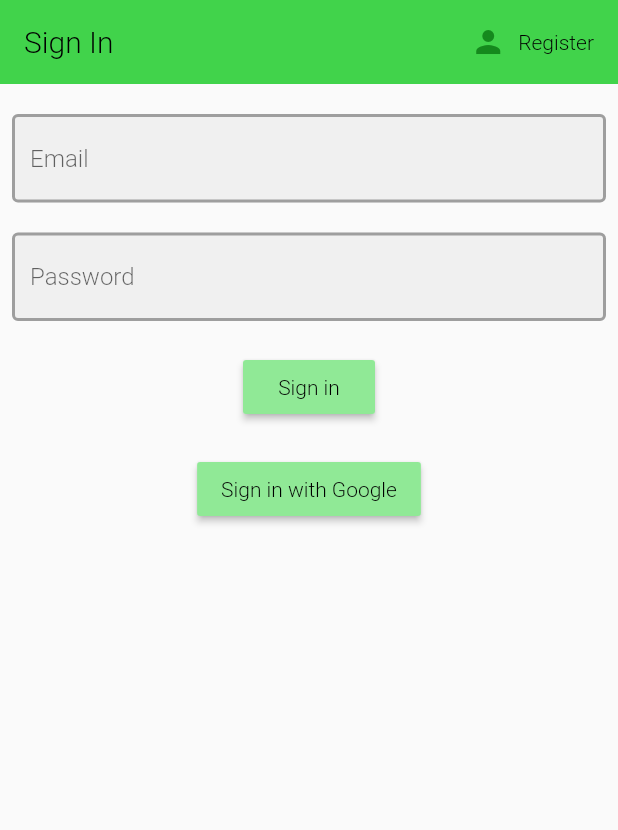
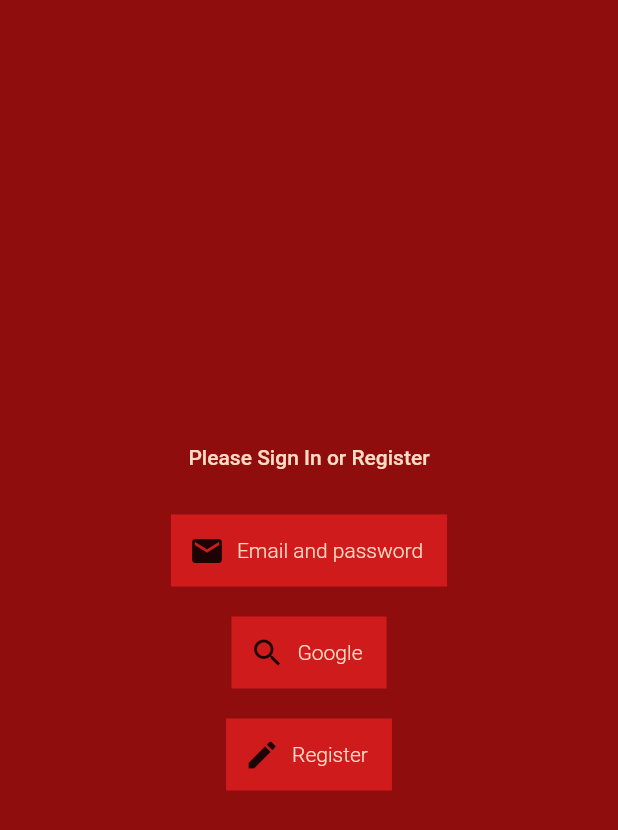
Before and after one commit to Chokolite/test_flutter_app_with_firebase, a Flutter app: the screen it shows after launch, on a phone screen of 412 x 824 dp. Shown: the top 830 px of the screen. Run offline on Flutter 3.47's test engine with Material 2 defaults, Android fonts, the phone set to English and light mode, and no system bars; our stand-ins replace cloud_firestore, firebase_auth, firebase_core, firebase_storage, google_sign_in, image_picker; accounts and stored records are empty.

Commit message:
changed signIn screen and app color palette

```diff
--- a/lib/screens/authenticate/Authenticate.dart
+++ b/lib/screens/authenticate/Authenticate.dart
@@ -1,5 +1,6 @@
 import 'package:flutter/material.dart';
 import 'package:my_flutter_app_with_firebase/screens/authenticate/Register.dart';
+import 'package:my_flutter_app_with_firebase/screens/authenticate/Email.dart';
 import 'package:my_flutter_app_with_firebase/screens/authenticate/SignIn.dart';
 
 class Authenticate extends StatefulWidget {
@@ -18,7 +19,7 @@ class _AuthenticateState extends State<Authenticate> {
   Widget build(BuildContext context) {
 
     if(signIn == true){
-      return SignIn(switchView: switchView);
+      return SignIn();
     }else {
       return Register(switchView: switchView);
     }
--- a/lib/screens/authenticate/SignIn.dart
+++ b/lib/screens/authenticate/SignIn.dart
@@ -1,88 +1,50 @@
 import 'package:flutter/material.dart';
-import 'package:flutter/services.dart';
-import 'package:my_flutter_app_with_firebase/services/AuthService.dart';
+import 'package:my_flutter_app_with_firebase/screens/authenticate/Register.dart';
 import 'package:my_flutter_app_with_firebase/shared/Constants.dart';
+import 'package:my_flutter_app_with_firebase/screens/authenticate/SignIn_Provider.dart';
+import 'package:my_flutter_app_with_firebase/screens/authenticate/Email.dart';
 
-class SignIn extends StatefulWidget {
-  final Function switchView;
-
-  SignIn({this.switchView});
-
-  @override
-  _SignInState createState() => _SignInState();
-}
-
-class _SignInState extends State<SignIn> {
-  final AuthService _auth = AuthService();
-  final GlobalKey _formKey = GlobalKey<FormState>();
-
-  String email = " ";
-  String password = " ";
-  String _error = " ";
-
+class SignIn extends StatelessWidget {
   @override
   Widget build(BuildContext context) {
+    SignInProvider _auth = SignInProvider();
     return Scaffold(
-      appBar: AppBar(
-        title: Text("Sign In", style: textColor,),
-        elevation: 0.0,
-        actions: [
-          FlatButton.icon(
-            onPressed: () {
-              widget.switchView();
-            },
-            icon: Icon(Icons.person, color: iconColor,),
-            label: Text("Register", style: textColor,),
-          ),
-        ],
-      ),
       body: Container(
-        padding: EdgeInsets.symmetric(vertical: 20.0, horizontal: 8.0),
-        child: Form(
-          key: _formKey,
+        color: bodyBackgroundColor,
+        child: Center(
           child: Column(
+            mainAxisAlignment: MainAxisAlignment.center,
             children: [
-              TextFormField(
-                style: TextStyle(fontWeight: FontWeight.w300),
-                decoration: textInputDecoration.copyWith(hintText: "Email",),
-                onChanged: (val) => email = val,
+              Text("Please Sign In or Register", style: textColor.copyWith(fontWeight: FontWeight.w500),),
+              SizedBox(height: 30,),
+              Container(
+                  color: buttonColor,
+                  child:
+                  FlatButton.icon(
+                      onPressed: () {
+                        Navigator.push(context, MaterialPageRoute(builder: (context) => Email()));},
+                      icon: Icon(Icons.email),
+                      label: Text("Email and password", style: textColor,))),
+              SizedBox(
+                height: 20,
               ),
-              SizedBox(height: 20.0),
-              TextFormField(
-                style: TextStyle(fontWeight: FontWeight.w300),
-                obscureText: true,
-                decoration: textInputDecoration.copyWith(hintText: "Password"),
-                onChanged: (val) => password = val,
+              Container(
+                  color: buttonColor,
+                  child: FlatButton.icon(
+                      onPressed: (){_auth.authWithGoogle();},
+                      icon: Icon(Icons.search),
+                      label: Text("Google", style: textColor,))),
+              SizedBox(
+                height: 20,
               ),
-              SizedBox(height: 20.0),
-              RaisedButton(
-                child: Text("Sign in", style: textColor,),
-                onPressed: () async {
-                  dynamic result =
-                      await _auth.signInWithEmailAndPassword(email, password);
-                  if (result == null) {
-                    setState(() {
-                      _error = "Wrong password or email";
-                    });
-                  }
-                },
+              Container(
                 color: buttonColor,
-              ),
-              SizedBox(height: 20.0),
-              RaisedButton(
-                child: Text("Sign in with Google", style: textColor,),
-                onPressed: () {
-                  _auth.signInWithGoogle();
-                },
-                color: buttonColor,
-              ),
-              Text(
-                _error,
-                style: TextStyle(
-                  color: Colors.red,
-                  fontSize: 14.0,
-                ),
-              ),
+                  child: FlatButton.icon(
+                      onPressed: () {
+                        Navigator.push(context, MaterialPageRoute(builder: (context) => Register()));
+                      },
+                      icon: Icon(Icons.create),
+                      label: Text("Register", style: textColor,))),
             ],
           ),
         ),
--- /dev/null
+++ b/lib/screens/authenticate/SignIn_Provider.dart
@@ -0,0 +1,9 @@
+import 'package:my_flutter_app_with_firebase/services/AuthService.dart';
+
+class SignInProvider{
+  AuthService auth = AuthService();
+
+  authWithGoogle(){
+    return auth.signInWithGoogle();
+  }
+}
--- a/lib/screens/messenger/chat/Chat.dart
+++ b/lib/screens/messenger/chat/Chat.dart
@@ -32,7 +32,7 @@ class _ChatState extends State<Chat> {
         value: DatabaseMessengerService(chatId: _chatId).messages,
         child: Scaffold(
           appBar: AppBar(
-            title: Text("${widget.user.name}"),
+            title: Text("${widget.user.name}", style: textColor,),
             centerTitle: true,
           ),
           body: Container(
--- a/lib/screens/shop/MyList.dart
+++ b/lib/screens/shop/MyList.dart
@@ -57,10 +57,7 @@ class _MyListState extends State<MyList> {
                             ProductDetails(item: _items[index],)));
                   },
                   child: Container(
-                    child: Card(
-                      elevation: 0,
-                      child: Image.network(_items[index].imageLink),
-                    ),
+                    child: Image.network(_items[index].imageLink),
                   ),
                 );
               }),
--- a/lib/screens/shop/Shop.dart
+++ b/lib/screens/shop/Shop.dart
@@ -73,6 +73,7 @@ class _ShopState extends State<Shop> {
         backgroundColor: appBarColor,
       ),
       body:Container(
+        color: bodyBackgroundColor,
         child: MyList(
           isGridMode: isGridMode,
         ),
--- a/lib/services/DatabaseShopService.dart
+++ b/lib/services/DatabaseShopService.dart
@@ -10,7 +10,7 @@ class DatabaseShopService {
 
   final CollectionReference _shop =
       FirebaseFirestore.instance.collection("shop");
-  final FirebaseStorage fs = FirebaseStorage.instance;
+  final FirebaseStorage _fs = FirebaseStorage.instance;
 
   Future<List<Item>>get items async {
     return await _shop.get().then((snapshot) => snapshot.docs.map((e) => Item.fromFirebase(e)).toList());
@@ -18,8 +18,8 @@ class DatabaseShopService {
 
   _uploadImage(File image, String name) async{
     String imageLink;
-    FirebaseStorage fs = FirebaseStorage.instance;
-    StorageReference sr = fs.ref();
+    FirebaseStorage _fs = FirebaseStorage.instance;
+    StorageReference sr = _fs.ref();
     StorageReference itemImage = sr.child("itemImage").child(name);
 
     await itemImage.putFile(image).onComplete.then((storageTask) async{
--- a/lib/shared/Constants.dart
+++ b/lib/shared/Constants.dart
@@ -8,9 +8,11 @@ import 'package:flutter/material.dart';
    focusedBorder: OutlineInputBorder(
      borderSide: BorderSide(color: Colors.blueGrey, width: 2.0)
    ),
+   hintStyle: textColor,
  );
 
- const textColor =  TextStyle(color: Color.fromRGBO(0, 0, 0, 1.0), fontWeight: FontWeight.w300,);
- const buttonColor = Color.fromRGBO(144, 233, 150, 1.0);
- const appBarColor = Color.fromRGBO(65, 211, 75, 1.0);
- const iconColor = Color.fromRGBO(21, 137, 29, 1.0);
+ const textColor =  TextStyle(color: Color(0xFFffdbc5), fontWeight: FontWeight.w300,);
+ const buttonColor = Color(0xFFcf1b1b);//Color.fromRGBO(144, 233, 150, 1.0);
+ const appBarColor = Color(0xFFcf1b1b);//Color.fromRGBO(65, 211, 75, 1.0);
+ const iconColor = Color(0xFF423144);//Color.fromRGBO(21, 137, 29, 1.0);
+ const bodyBackgroundColor = Color(0xFF900d0d);//Color.fromRGBO(255, 219, 197, 1.0);
```
Also changed, not shown: lib/screens/authenticate/Email.dart (added, +85 -0 lines), lib/screens/authenticate/Register.dart (+25 -24 lines), lib/screens/messenger/Messenger.dart (+5 -2 lines), lib/screens/messenger/chat/ChatTile.dart (+5 -3 lines), lib/screens/shop/ProductDetails.dart (+24 -6 lines).
